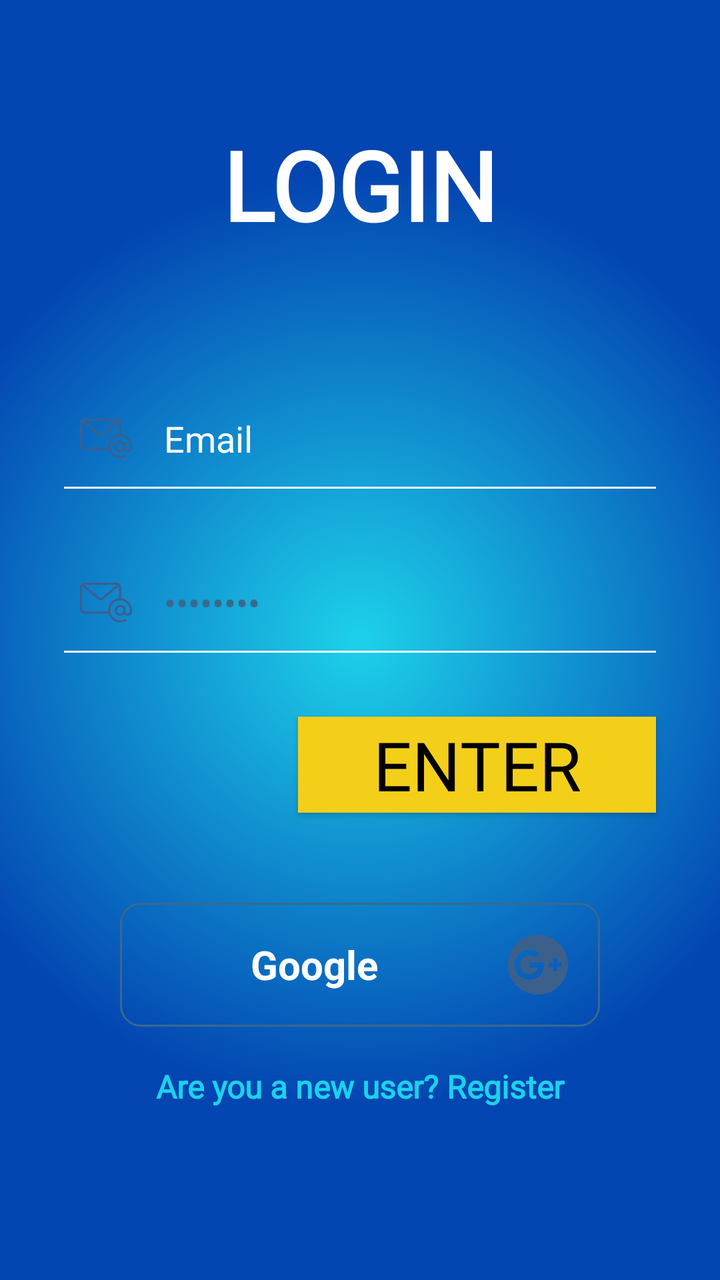
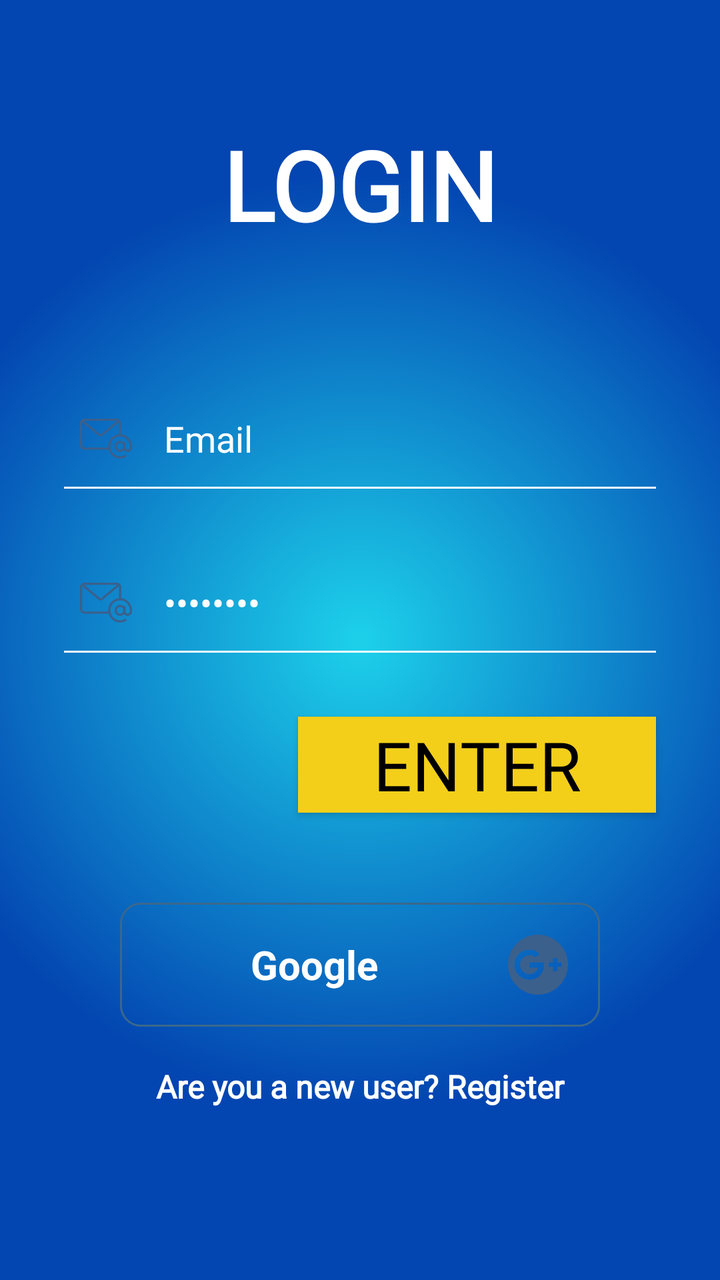

Screens rendered from an Android XML layout before and after an edit, with the pre-edit source and the edit as a unified diff.
<!-- AndroidManifest.xml: application theme Theme.SupplyDrop -->
<!-- res/layout/activity_login.xml -->
<?xml version="1.0" encoding="utf-8"?>
<androidx.constraintlayout.widget.ConstraintLayout xmlns:android="http://schemas.android.com/apk/res/android"
    xmlns:app="http://schemas.android.com/apk/res-auto"
    xmlns:tools="http://schemas.android.com/tools"
    android:id="@+id/main"
    android:layout_width="match_parent"
    android:layout_height="match_parent"
    android:background="@drawable/login_background"
    tools:context=".MainActivity">

    <ScrollView
        android:layout_width="match_parent"
        android:layout_height="match_parent"
        app:layout_constraintBottom_toBottomOf="parent"
        app:layout_constraintEnd_toEndOf="parent"
        app:layout_constraintStart_toStartOf="parent"
        app:layout_constraintTop_toTopOf="parent">

        <LinearLayout
            android:layout_width="match_parent"
            android:layout_height="wrap_content"
            android:orientation="vertical">

            <TextView
                android:id="@+id/loginLbl"
                android:layout_width="match_parent"
                android:layout_height="wrap_content"
                android:fontFamily="@font/luckiest_guy"
                android:gravity="center"
                android:paddingTop="60dp"
                android:paddingBottom="30dp"
                android:text="LOGIN"
                android:textAlignment="center"
                android:textColor="@color/white"
                android:textSize="48sp"
                android:textStyle="bold" />

            <EditText
                android:id="@+id/emailTxt"
                android:layout_width="match_parent"
                android:layout_height="50dp"
                android:layout_marginStart="32dp"
                android:layout_marginTop="40dp"
                android:layout_marginEnd="32dp"
                android:background="@drawable/edittext_background"
                android:drawableStart="@drawable/email"
                android:drawablePadding="16dp"
                android:ems="10"
                android:fontFamily="@font/luckiest_guy"
                android:hint="Enter Your Email"
                android:inputType="textEmailAddress"
                android:padding="8dp"
                android:text="Email"
                android:textColor="@color/white" />

            <EditText
                android:id="@+id/passwordTxt"
                android:layout_width="match_parent"
                android:layout_height="50dp"
                android:layout_marginStart="32dp"
                android:layout_marginTop="32dp"
                android:layout_marginEnd="32dp"
                android:background="@drawable/edittext_background"
                android:drawableStart="@drawable/email"
                android:drawablePadding="16dp"
                android:ems="10"
                android:fontFamily="@font/luckiest_guy"
                android:hint="Enter Your Password"
                android:inputType="textPassword"
                android:padding="8dp"
                android:text="Password"
                android:textColor="#3b688c"
                android:textColorHint="756C6C" />

            <Button
                android:id="@+id/imageView3"
                android:layout_width="179dp"
                android:layout_height="wrap_content"
                android:layout_gravity="end"
                android:layout_marginTop="32dp"
                android:layout_marginEnd="32dp"
                android:background="@color/yellow"
                android:fontFamily="@font/luckiest_guy"
                android:text="ENTER"
                android:textAppearance="@style/TextAppearance.AppCompat.Display1"
                android:textColor="@color/black"
                app:srcCompat="@drawable/btn_arrow2" />

            <LinearLayout
                android:layout_width="match_parent"
                android:layout_height="104dp"
                android:layout_marginStart="32dp"
                android:layout_marginTop="8dp"
                android:layout_marginEnd="32dp"
                android:gravity="center"
                android:orientation="horizontal">

                <Button
                    android:id="@+id/googleBtn"
                    style="@android:style/Widget.Button"
                    android:layout_width="wrap_content"
                    android:layout_height="wrap_content"
                    android:layout_marginTop="16dp"
                    android:background="@drawable/btn_background"
                    android:drawableEnd="@drawable/google"
                    android:drawablePadding="16dp"
                    android:maxWidth="320dp"
                    android:minWidth="240dp"
                    android:padding="16dp"
                    android:text="Google"
                    android:textColor="#FFFFFF"
                    android:textSize="20sp"
                    android:textStyle="bold" />
            </LinearLayout>

            <TextView
                android:id="@+id/textView4"
                android:layout_width="match_parent"
                android:layout_height="wrap_content"
                android:layout_marginTop="14dp"
                android:fontFamily="@font/luckiest_guy"
                android:text="Are you a new user? Register"
                android:textAlignment="center"
                android:textColor="@color/lblue"
                android:textSize="16sp"
                android:textStyle="bold" />

        </LinearLayout>
    </ScrollView>
</androidx.constraintlayout.widget.ConstraintLayout>
<!-- resources referenced by this layout -->
<resources>
  <color name="black">#FF000000</color>
  <color name="lblue">#1DD1EA</color>
  <color name="white">#FFFFFFFF</color>
  <color name="yellow">#F3CF1A</color>
  <!-- drawable btn_arrow2: png bitmap (drawable-hdpi, 3339 bytes) -->
  <!-- drawable btn_background (drawable) -->
  <?xml version="1.0" encoding="utf-8"?>
  <selector xmlns:android="http://schemas.android.com/apk/res/android">
      <item>
          <shape android:shape="rectangle">
              <stroke android:width="1dp" android:color="#3b688c"/>
  
              <corners android:radius="10dp"/>
          </shape>
      </item>
  </selector>
  <!-- drawable edittext_background (drawable) -->
  <?xml version="1.0" encoding="utf-8"?>
  <layer-list xmlns:android="http://schemas.android.com/apk/res/android">
      <item android:top="-3dp" android:bottom="-1dp" android:right="-3dp" android:left="-3dp">
          <shape android:shape="rectangle">
              <stroke android:width="2dp" android:color="@color/white"/>
          </shape>
      </item>
  </layer-list>
  <!-- drawable email: png bitmap (drawable-hdpi, 1038 bytes) -->
  <!-- drawable google: png bitmap (drawable-hdpi, 1180 bytes) -->
  <!-- drawable login_background (drawable) -->
  <?xml version="1.0" encoding="utf-8"?>
  <shape xmlns:android="http://schemas.android.com/apk/res/android">
      <gradient
          android:type="radial"
          android:gradientRadius="65%p"
          android:centerX="50%"
          android:centerY="50%"
          android:startColor="@color/lblue"
          android:endColor="@color/dblue">
  
      </gradient></shape>
  <style name="Theme.SupplyDrop" parent="Base.Theme.SupplyDrop" />
  <color name="dblue">#0345B1</color>
  <style name="Base.Theme.SupplyDrop" parent="Theme.AppCompat.NoActionBar">
          
          
      </style>
</resources>

<!-- the commit's change to res/layout/activity_login.xml (unified diff, before → after) -->
@@ -69,11 +69,11 @@
                 android:inputType="textPassword"
                 android:padding="8dp"
                 android:text="Password"
-                android:textColor="#3b688c"
-                android:textColorHint="756C6C" />
+                android:textColor="@color/white"
+                android:textColorHint="#756C6C" />
 
             <Button
-                android:id="@+id/imageView3"
+                android:id="@+id/enterBtn"
                 android:layout_width="179dp"
                 android:layout_height="wrap_content"
                 android:layout_gravity="end"
@@ -83,8 +83,7 @@
                 android:fontFamily="@font/luckiest_guy"
                 android:text="ENTER"
                 android:textAppearance="@style/TextAppearance.AppCompat.Display1"
-                android:textColor="@color/black"
-                app:srcCompat="@drawable/btn_arrow2" />
+                android:textColor="@color/black" />
 
             <LinearLayout
                 android:layout_width="match_parent"
@@ -121,7 +120,7 @@
                 android:fontFamily="@font/luckiest_guy"
                 android:text="Are you a new user? Register"
                 android:textAlignment="center"
-                android:textColor="@color/lblue"
+                android:textColor="@color/white"
                 android:textSize="16sp"
                 android:textStyle="bold" />
 
<!-- resource entries referenced after the edit -->
@@ -4,7 +4,6 @@
   <color name="lblue">#1DD1EA</color>
   <color name="white">#FFFFFFFF</color>
   <color name="yellow">#F3CF1A</color>
-  <!-- drawable btn_arrow2: png bitmap (drawable-hdpi, 3339 bytes) -->
   <!-- drawable btn_background (drawable) -->
   <?xml version="1.0" encoding="utf-8"?>
   <selector xmlns:android="http://schemas.android.com/apk/res/android">
